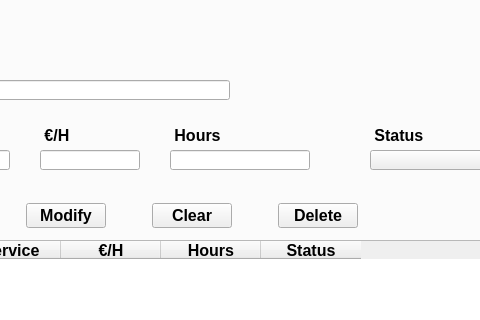
IsolracI/DI-recuperacion, file windows/MainWindow.ui: the form before one commit; both pictures show x 361 to 841 and y 194 to 514 of the 978 by 919 pixel window.
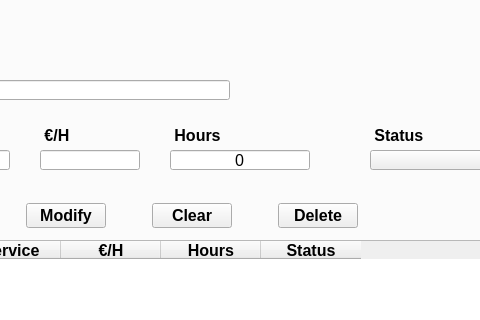
The form after the commit. Icons and pictures are not drawn.

Commit message: feat(Task): modificar método saveTask

```diff
--- a/windows/MainWindow.ui
+++ b/windows/MainWindow.ui
@@ -859,7 +859,10 @@
          </font>
         </property>
         <property name="text">
-         <string/>
+         <string>0</string>
+        </property>
+        <property name="alignment">
+         <set>Qt::AlignCenter</set>
         </property>
        </widget>
        <widget class="QLabel" name="lbl_taskHours">
```
Left out of the diff: 3 changed lines with no effect on the pictures. The commit also changes 2 other files.
